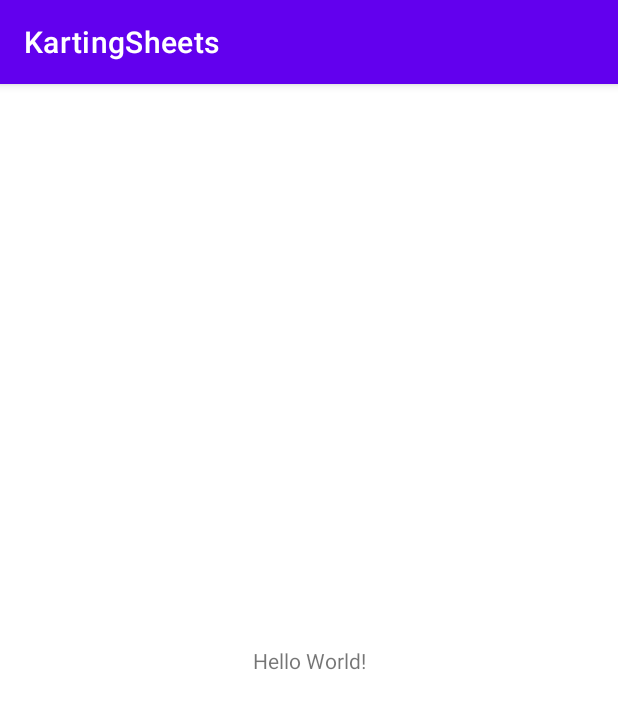
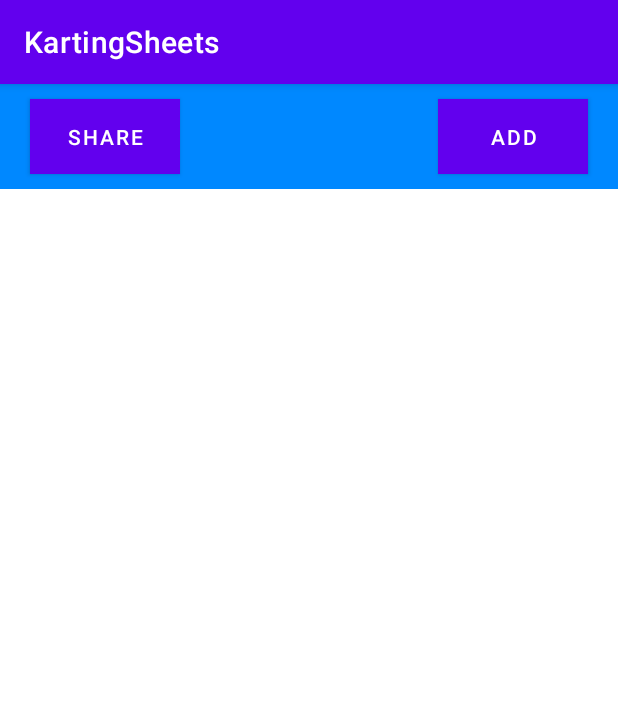
Before and after one commit to JQueimado/TimeSheets, an Android app: the screen it shows after launch (MainActivity), on a phone screen of 412 x 824 dp. Shown: the top 709 px of the screen. Run offline under Robolectric (Android 15) with nearby library versions, the phone set to English and light mode, and no system bars.

Commit message:
Start Editing MainActivity

```diff
--- a/KartingSheets/app/src/main/AndroidManifest.xml
+++ b/KartingSheets/app/src/main/AndroidManifest.xml
@@ -9,6 +9,7 @@
         android:roundIcon="@mipmap/ic_launcher_round"
         android:supportsRtl="true"
         android:theme="@style/Theme.KartingSheets">
+        <activity android:name=".AddActivity"></activity>
         <activity android:name=".MainActivity">
             <intent-filter>
                 <action android:name="android.intent.action.MAIN" />
--- a/KartingSheets/app/src/main/res/layout/activity_main.xml
+++ b/KartingSheets/app/src/main/res/layout/activity_main.xml
@@ -6,13 +6,43 @@
     android:layout_height="match_parent"
     tools:context=".MainActivity">
 
-    <TextView
-        android:layout_width="wrap_content"
-        android:layout_height="wrap_content"
-        android:text="Hello World!"
-        app:layout_constraintBottom_toBottomOf="parent"
+    <!-- NavBar -->
+
+    <androidx.constraintlayout.widget.ConstraintLayout
+        android:layout_width="match_parent"
+        android:layout_height="70dp"
+
         app:layout_constraintLeft_toLeftOf="parent"
-        app:layout_constraintRight_toRightOf="parent"
-        app:layout_constraintTop_toTopOf="parent" />
+        app:layout_constraintTop_toTopOf="parent"
+
+        android:background="@color/nav_color">
+
+        <Button
+            android:layout_width="100dp"
+            android:layout_height="50dp"
+
+            android:layout_marginLeft="20dp"
+            app:layout_constraintBottom_toBottomOf="parent"
+            app:layout_constraintLeft_toLeftOf="parent"
+            app:layout_constraintTop_toTopOf="parent"
+
+            android:background="@color/nav_button_color"
+            android:text="@string/nav_share_button"
+            />
+
+        <Button
+            android:layout_width="100dp"
+            android:layout_height="50dp"
+
+            android:layout_marginRight="20dp"
+            app:layout_constraintBottom_toBottomOf="parent"
+            app:layout_constraintRight_toRightOf="parent"
+            app:layout_constraintTop_toTopOf="parent"
+
+            android:background="@color/nav_button_color"
+            android:text="@string/nav_add_button"
+            />
+
+    </androidx.constraintlayout.widget.ConstraintLayout>
 
 </androidx.constraintlayout.widget.ConstraintLayout>
--- a/KartingSheets/app/src/main/res/values/colors.xml
+++ b/KartingSheets/app/src/main/res/values/colors.xml
@@ -7,4 +7,9 @@
     <color name="teal_700">#FF018786</color>
     <color name="black">#FF000000</color>
     <color name="white">#FFFFFFFF</color>
+
+    <color name="nav_color">#0088FF</color>
+    <color name="nav_button">#FFFFFF</color>
+    <color name="nav_button_color">#950000</color>
+
 </resources>
--- a/KartingSheets/app/src/main/res/values/strings.xml
+++ b/KartingSheets/app/src/main/res/values/strings.xml
@@ -9,4 +9,7 @@
     <string name="time">Time</string>
     <string name="dif_to_last_lap">dif to last lap</string>
     <string name="dif_to_best">dif to best</string>
+
+    <string name="nav_share_button">Share</string>
+    <string name="nav_add_button">Add</string>
 </resources>
```
